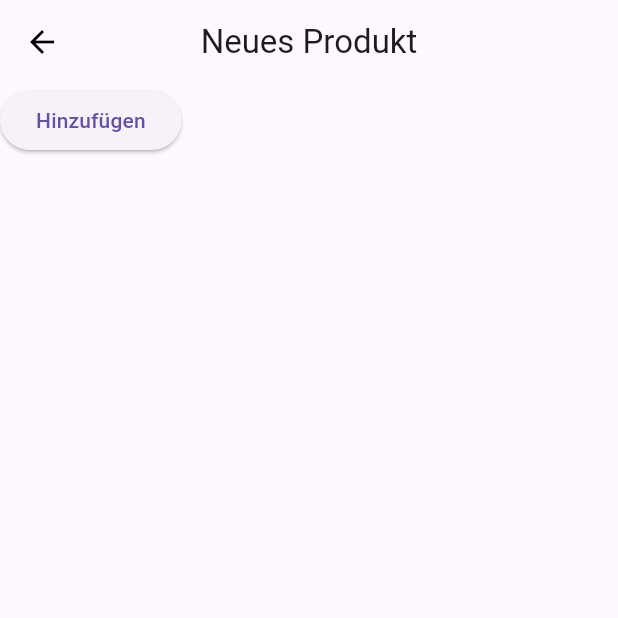
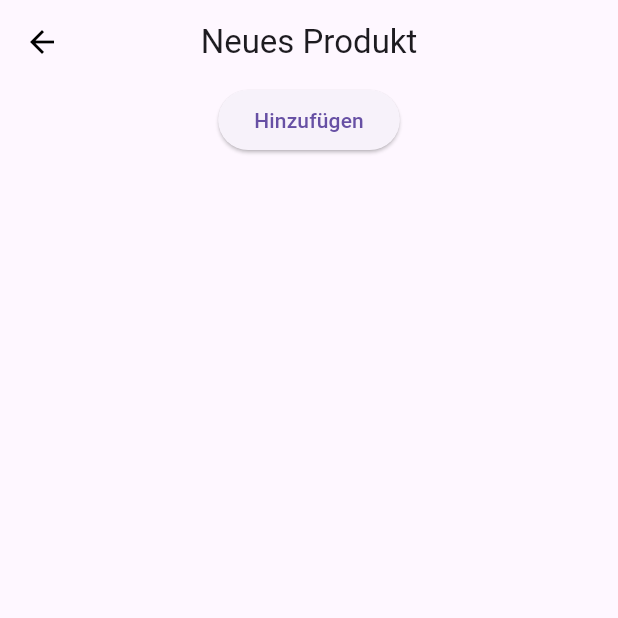
Before and after one commit to NikolaiLuft/continuse_2, a Flutter app: the NewProductScreen screen opened directly, on a phone screen of 412 x 824 dp, the top half of it. Run offline on Flutter 3.47's test engine with Material 3 defaults, Android fonts, the phone set to English and light mode, and no system bars; our stand-ins replace cloud_firestore, firebase_auth, firebase_core; accounts and stored records are empty.

Commit message:
new prduct screen bearbeitet und debug banner entfernt

```diff
--- a/lib/src/app.dart
+++ b/lib/src/app.dart
@@ -17,6 +17,7 @@ class App extends StatelessWidget {
         builder: (context, snapshot) {
           final user = snapshot.data;
           return MaterialApp(
+            debugShowCheckedModeBanner: false,
             key: user == null ? loginKey : homeKey,
             home: user == null ? const LoginScreen() : const HomeScreen(),
           );
--- a/lib/src/features/products/presentation/new_product_screen.dart
+++ b/lib/src/features/products/presentation/new_product_screen.dart
@@ -29,10 +29,12 @@ class _NewProductScreenState extends State<NewProductScreen> {
       body: Column(
         children: [
           Form(
+            child: Center(
               child: ElevatedButton(
                 onPressed: () {
-                final database = context.read<DatabaseRepository>().addProduct(
-                    Product(
+                  final database = context
+                      .read<DatabaseRepository>()
+                      .addProduct(Product(
                           id: '3',
                           sellerUid: '1',
                           title: "Runder Reifen",
@@ -63,6 +65,7 @@ class _NewProductScreenState extends State<NewProductScreen> {
                 },
                 child: const Text("Hinzufügen"),
               ),
+            ),
           )
         ],
       ),
```
Lines whose indentation alone changed are shown as unchanged.
